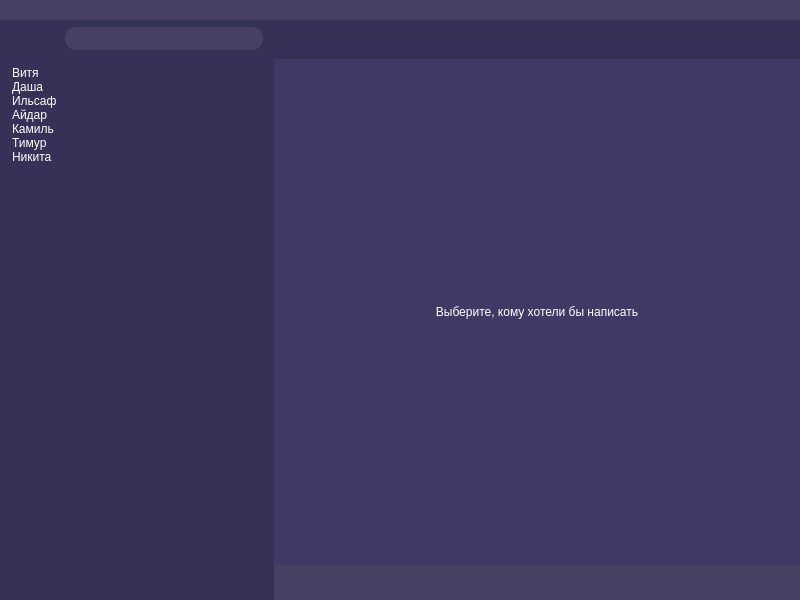
First picture: the form in client/GUI/UI_MainWindow.ui, repository Vityshha/desktop-messenger, before the edit.
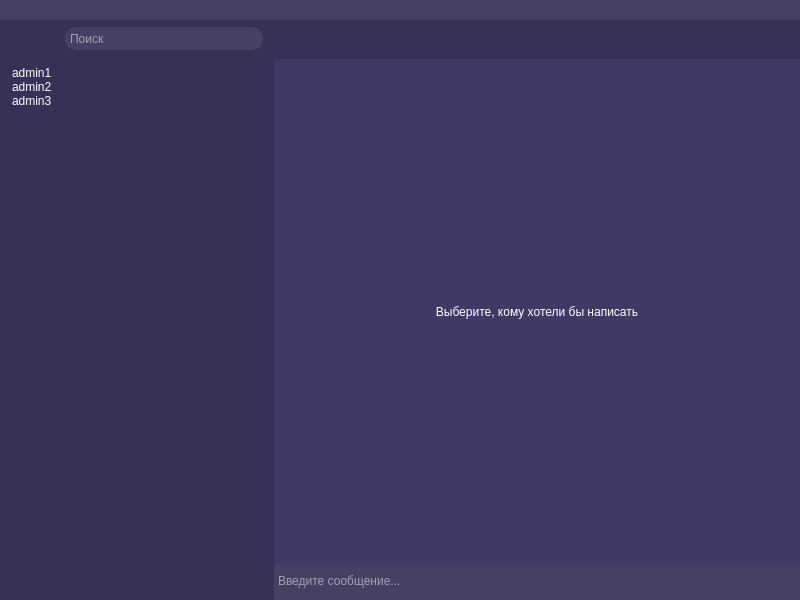
Second picture: the form after the edit. Icons and pictures are not drawn.

Commit message: add move window

What changed in the file:
```diff
--- a/client/GUI/UI_MainWindow.ui
+++ b/client/GUI/UI_MainWindow.ui
@@ -322,6 +322,9 @@
                   <property name="acceptRichText">
                    <bool>true</bool>
                   </property>
+                  <property name="placeholderText">
+                   <string>Поиск</string>
+                  </property>
                  </widget>
                 </item>
                </layout>
@@ -353,37 +356,17 @@
                   </property>
                   <item>
                    <property name="text">
-                    <string>Витя</string>
+                    <string>admin1</string>
                    </property>
                   </item>
                   <item>
                    <property name="text">
-                    <string>Даша</string>
+                    <string>admin2</string>
                    </property>
                   </item>
                   <item>
                    <property name="text">
-                    <string>Ильсаф</string>
-                   </property>
-                  </item>
-                  <item>
-                   <property name="text">
-                    <string>Айдар</string>
-                   </property>
-                  </item>
-                  <item>
-                   <property name="text">
-                    <string>Камиль</string>
-                   </property>
-                  </item>
-                  <item>
-                   <property name="text">
-                    <string>Тимур</string>
-                   </property>
-                  </item>
-                  <item>
-                   <property name="text">
-                    <string>Никита</string>
+                    <string>admin3</string>
                    </property>
                   </item>
                  </widget>
@@ -548,6 +531,9 @@
 &lt;/style&gt;&lt;/head&gt;&lt;body style=&quot; font-family:'Segoe UI'; font-size:9pt; font-weight:400; font-style:normal;&quot;&gt;
 &lt;p style=&quot;-qt-paragraph-type:empty; margin-top:0px; margin-bottom:0px; margin-left:0px; margin-right:0px; -qt-block-indent:0; text-indent:0px;&quot;&gt;&lt;br /&gt;&lt;/p&gt;&lt;/body&gt;&lt;/html&gt;</string>
                   </property>
+                  <property name="placeholderText">
+                   <string>Введите сообщение...</string>
+                  </property>
                  </widget>
                 </item>
                 <item>
```
Left out of the diff: 8 changed lines with no effect on the pictures. The commit also changes 4 other files.
